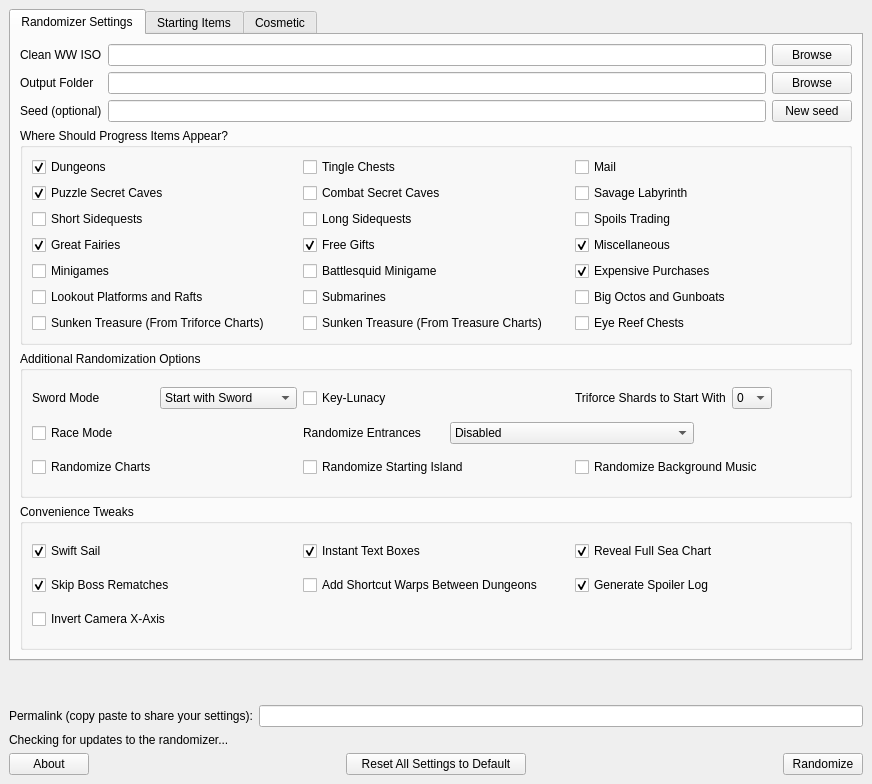
Qt form wwr_ui/randomizer_window.ui (LagoLunatic/wwrando) before a commit.
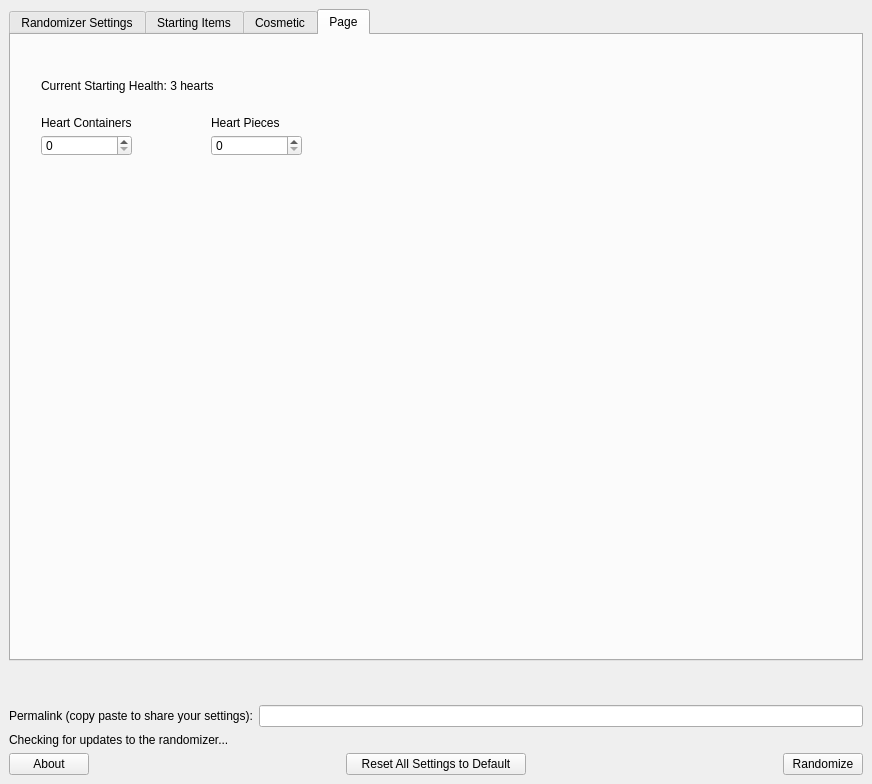
The same form after that commit.

Commit message:
Add concept option to increase starting health
Concept, ui and such is free for change\n\nMain known issue is when selecting a new file, it displays 3 hearts instead of the actual starting amount of hearts

```diff
--- a/wwr_ui/randomizer_window.ui
+++ b/wwr_ui/randomizer_window.ui
@@ -28,8 +28,8 @@
         <rect>
          <x>0</x>
          <y>0</y>
-         <width>850</width>
-         <height>632</height>
+         <width>854</width>
+         <height>650</height>
         </rect>
        </property>
        <layout class="QVBoxLayout" name="verticalLayout_4">
@@ -51,7 +51,7 @@
            <bool>true</bool>
           </property>
           <property name="currentIndex">
-           <number>0</number>
+           <number>3</number>
           </property>
           <widget class="QWidget" name="tab">
            <attribute name="title">
@@ -772,6 +772,85 @@
             </item>
            </layout>
           </widget>
+          <widget class="QWidget" name="tab_4">
+           <attribute name="title">
+            <string>Page</string>
+           </attribute>
+           <widget class="QSpinBox" name="starting_pohs">
+            <property name="geometry">
+             <rect>
+              <x>200</x>
+              <y>100</y>
+              <width>91</width>
+              <height>21</height>
+             </rect>
+            </property>
+            <property name="maximum">
+             <number>44</number>
+            </property>
+            <property name="value">
+             <number>0</number>
+            </property>
+            <property name="displayIntegerBase">
+             <number>10</number>
+            </property>
+           </widget>
+           <widget class="QLabel" name="label_5">
+            <property name="geometry">
+             <rect>
+              <x>200</x>
+              <y>80</y>
+              <width>71</width>
+              <height>16</height>
+             </rect>
+            </property>
+            <property name="text">
+             <string>Heart Pieces</string>
+            </property>
+           </widget>
+           <widget class="QLabel" name="current_health">
+            <property name="geometry">
+             <rect>
+              <x>30</x>
+              <y>40</y>
+              <width>251</width>
+              <height>21</height>
+             </rect>
+            </property>
+            <property name="text">
+             <string>Current Starting Health: 3 hearts</string>
+            </property>
+           </widget>
+           <widget class="QLabel" name="label_6">
+            <property name="geometry">
+             <rect>
+              <x>30</x>
+              <y>80</y>
+              <width>101</width>
+              <height>16</height>
+             </rect>
+            </property>
+            <property name="text">
+             <string>Heart Containers</string>
+            </property>
+           </widget>
+           <widget class="QSpinBox" name="starting_hcs">
+            <property name="geometry">
+             <rect>
+              <x>30</x>
+              <y>100</y>
+              <width>91</width>
+              <height>21</height>
+             </rect>
+            </property>
+            <property name="maximum">
+             <number>6</number>
+            </property>
+            <property name="displayIntegerBase">
+             <number>10</number>
+            </property>
+           </widget>
+          </widget>
          </widget>
         </item>
        </layout>
```
The commit also changes 12 other files.
